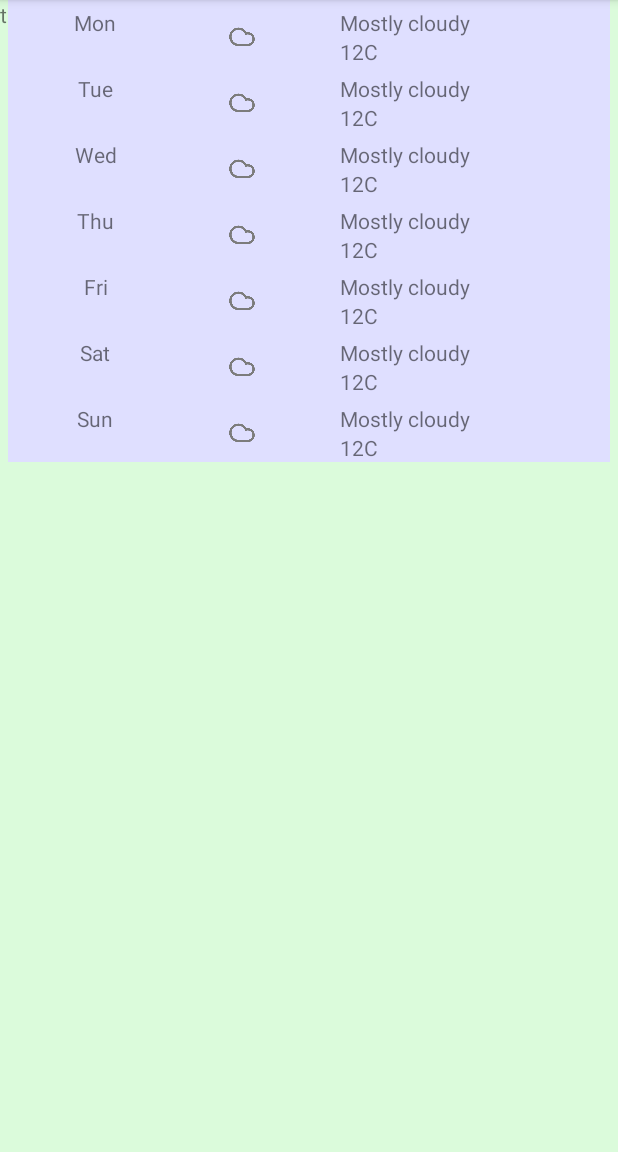
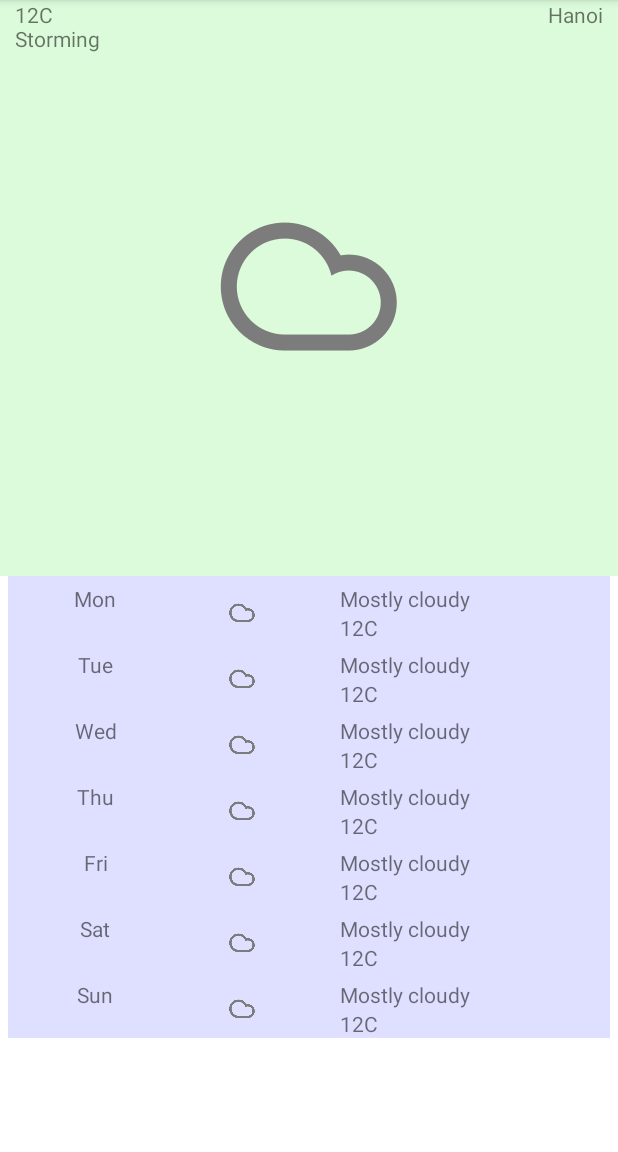
Before and after one commit to miatran1109/androiddev2021, an Android app: the screen it shows after launch (WeatherActivity), on a phone screen of 412 x 824 dp, the part 84-1236 px from its top. Run offline under Robolectric (Android 15) with nearby library versions, the phone set to English and light mode, and no system bars.

Commit message:
Add text and icon for weather fragment

```diff
--- a/app/src/main/java/vn/edu/usth/usthweather/WeatherActivity.java
+++ b/app/src/main/java/vn/edu/usth/usthweather/WeatherActivity.java
@@ -18,15 +18,15 @@ public class WeatherActivity extends AppCompatActivity {
         super.onCreate(savedInstanceState);
         setContentView(R.layout.activity_weather);
 
-        WeatherFragment weatherFragment = new WeatherFragment();
-
-        getSupportFragmentManager().beginTransaction()
-                .add(android.R.id.content, weatherFragment).commit();
-
-        ForecastFragment forecastFragment = new ForecastFragment();
-
-        getSupportFragmentManager().beginTransaction()
-                .add(android.R.id.content, forecastFragment).commit();
+//        WeatherFragment weatherFragment = new WeatherFragment();
+//
+//        getSupportFragmentManager().beginTransaction()
+//                .add(android.R.id.content, weatherFragment).commit();
+//
+//        ForecastFragment forecastFragment = new ForecastFragment();
+//
+//        getSupportFragmentManager().beginTransaction()
+//                .add(android.R.id.content, forecastFragment).commit();
 
     }
 
--- a/app/src/main/res/layout/fragment_weather.xml
+++ b/app/src/main/res/layout/fragment_weather.xml
@@ -1,9 +1,9 @@
 <?xml version="1.0" encoding="utf-8"?>
-<FrameLayout xmlns:android="http://schemas.android.com/apk/res/android"
+<RelativeLayout xmlns:android="http://schemas.android.com/apk/res/android"
     xmlns:tools="http://schemas.android.com/tools"
     android:id="@+id/weather_fragment"
     android:layout_width="match_parent"
-    android:layout_height="match_parent"
+    android:layout_height="wrap_content"
     android:background="@color/that_green"
     tools:context=".WeatherFragment">
 
@@ -11,6 +11,22 @@
     <TextView
         android:layout_width="match_parent"
         android:layout_height="wrap_content"
-        android:text="this is the fragment" />
+        android:layout_marginLeft="10dp"
+        android:layout_alignParentLeft="true"
+        android:text="12C\nStorming" />
 
-</FrameLayout>
+    <TextView
+        android:layout_width="match_parent"
+        android:layout_height="wrap_content"
+        android:layout_alignParentRight="true"
+        android:gravity="right"
+        android:layout_marginRight="10dp"
+        android:text="Hanoi" />
+
+    <ImageView
+        android:layout_width="wrap_content"
+        android:layout_height="wrap_content"
+        android:layout_centerInParent="true"
+        android:src="@drawable/cloudy" />
+
+</RelativeLayout>
```
